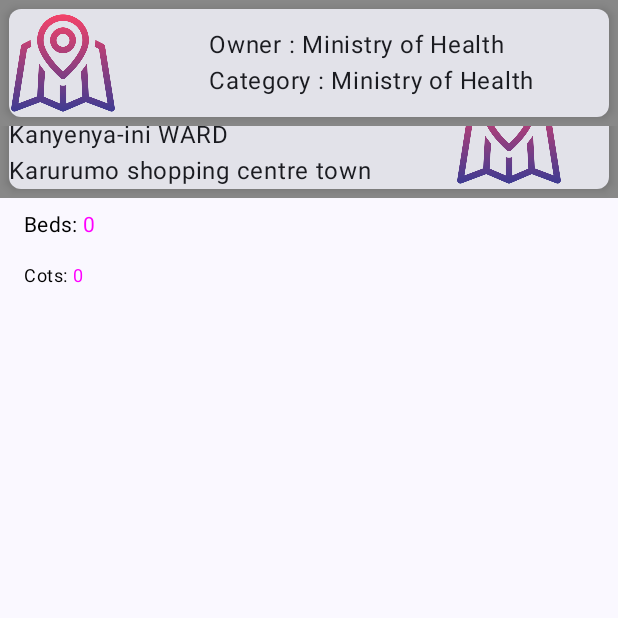
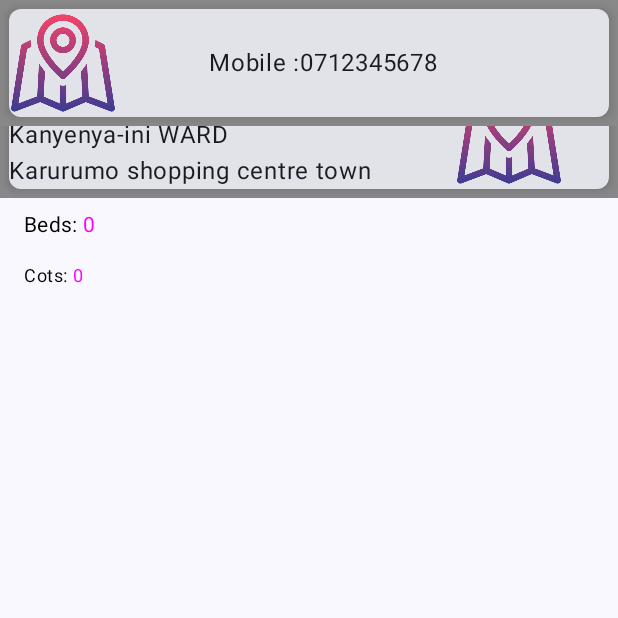
Before and after one commit to TUM-HIS/smooth-rufaa-android-client, an Android app built with Jetpack Compose: the screen it shows after launch (MainActivity), on a phone screen of 412 x 824 dp, the top half of it. Run offline under Robolectric (Android 15) with nearby library versions, the phone set to English and light mode, and no system bars; our stand-ins replace Dagger/Hilt's generated code.

Commit message:
ContactInfoCard statically done

```diff
--- a/app/src/main/java/teka/android/smoothrufaaandroidclient/presentation/facilityDetails/components/CantactInfoCard.kt
+++ b/app/src/main/java/teka/android/smoothrufaaandroidclient/presentation/facilityDetails/components/CantactInfoCard.kt
@@ -1,10 +1,70 @@
 package teka.android.smoothrufaaandroidclient.presentation.facilityDetails.components
 
+import androidx.compose.foundation.Image
+import androidx.compose.foundation.background
+import androidx.compose.foundation.layout.*
+import androidx.compose.foundation.shape.RoundedCornerShape
+import androidx.compose.material3.Card
+import androidx.compose.material3.CardDefaults
+import androidx.compose.material3.Text
 import androidx.compose.runtime.Composable
+import androidx.compose.ui.Modifier
+import androidx.compose.ui.graphics.Color
+import androidx.compose.ui.layout.ContentScale
+import androidx.compose.ui.res.painterResource
+import androidx.compose.ui.tooling.preview.Preview
+import androidx.compose.ui.unit.dp
+import teka.android.smoothrufaaandroidclient.R
 
 @Composable
 fun ContactInfoCard(){
 
+    Card(
+        shape = RoundedCornerShape(8.dp),
+        elevation = CardDefaults.cardElevation(
+            defaultElevation = 4.dp
+        ),
+        modifier = Modifier
+            .fillMaxWidth()
+            .background(Color.Gray)
+            .padding(6.dp)
+    ) {
+
+        Row() {
+
+            Column(
+                modifier = Modifier.weight(1f)
+            ) {
+
+                Image(
+                    painter = painterResource(id = R.drawable.map),
+                    contentDescription = "Image",
+                    contentScale = ContentScale.Crop,
+                    modifier = Modifier.size(72.dp)
+                )
+            }
+
+            Column(
+                modifier = Modifier.weight(2f)
+                    .height(72.dp),
+                verticalArrangement = Arrangement.Center,
+
+                ) {
+
+                Text(text = "Mobile :0712345678")
+
+            }
 
 
+        }
+
+    }
+
 }
+
+
+@Preview
+@Composable
+fun ContactInfoPreview() {
+    ContactInfoCard()
+}
```
